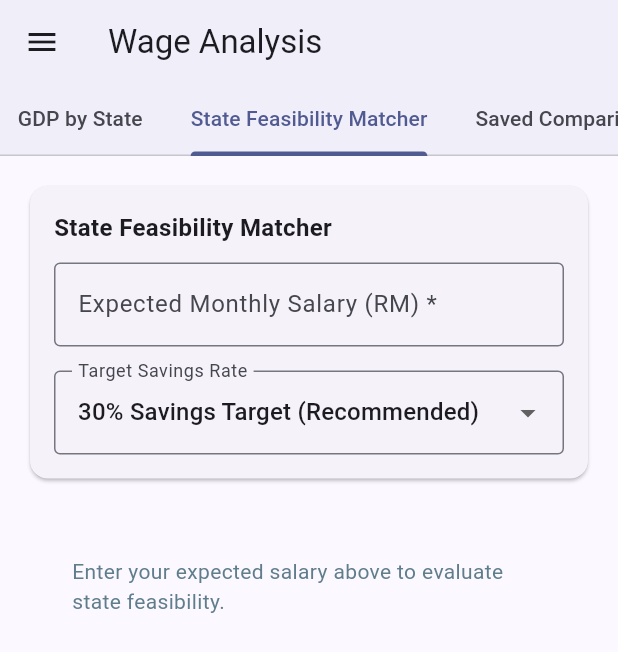
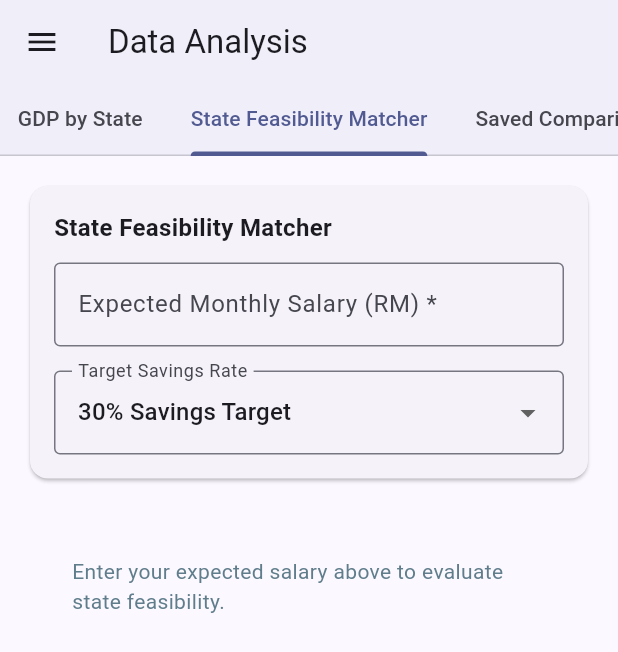
Before and after one commit to Tz-school/Assignment, a Flutter app: the DataAnalysisPage screen opened directly with empty values, tab 3 chosen, on a phone screen of 412 x 824 dp. Shown: the top 652 px of the screen. Run offline on Flutter 3.47's test engine with Material 3 defaults, Android fonts, the phone set to English and light mode, and no system bars; our stand-ins replace geocoding, geolocator, google_maps_flutter, image_picker, location, permission_handler and 2 more; accounts and stored records are empty.

Commit message:
Update data analysis module

```diff
--- a/lib/screen/data_analysis_page.dart
+++ b/lib/screen/data_analysis_page.dart
@@ -441,7 +441,7 @@ class _DataAnalysisPageState extends State<DataAnalysisPage> {
       length: 4,
       child: Scaffold(
         appBar: AppBar(
-          title: const Text('Wage Analysis'),
+          title: const Text('Data Analysis'),
           bottom: const TabBar(
             isScrollable: true,
             tabAlignment: TabAlignment.start,
@@ -776,7 +776,7 @@ class _DataAnalysisPageState extends State<DataAnalysisPage> {
                       items: const [
                         DropdownMenuItem(value: 10.0, child: Text('10% Savings Target')),
                         DropdownMenuItem(value: 20.0, child: Text('20% Savings Target')),
-                        DropdownMenuItem(value: 30.0, child: Text('30% Savings Target (Recommended)')),
+                        DropdownMenuItem(value: 30.0, child: Text('30% Savings Target')),
                         DropdownMenuItem(value: 40.0, child: Text('40% High Savings Target')),
                       ],
                       onChanged: (val) {
```
